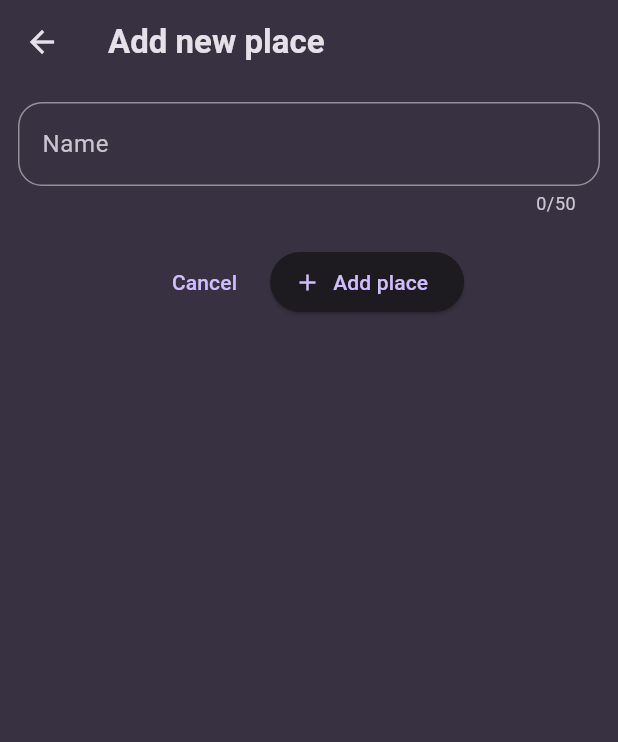
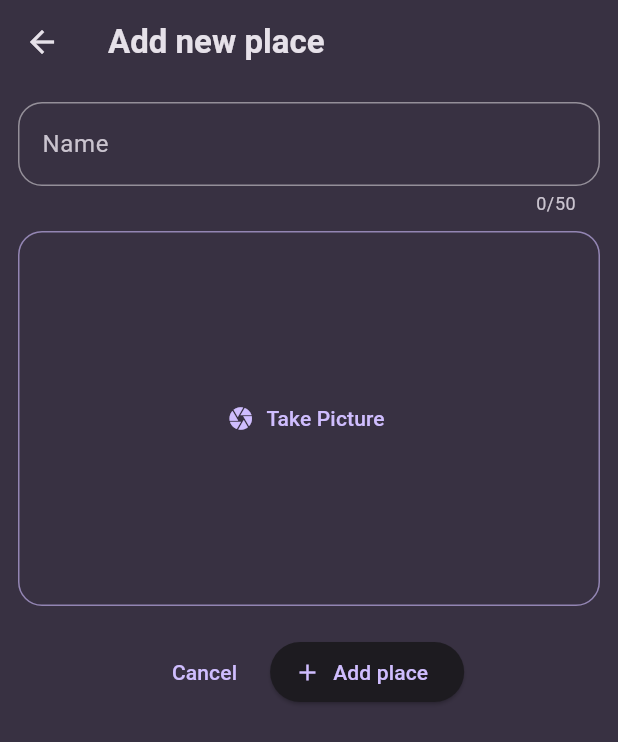
Before and after one commit to RonydaEssam/favourite_places, a Flutter app: the AddPlaceScreen screen opened directly, on a phone screen of 412 x 824 dp. Shown: the top 742 px of the screen. Run offline on Flutter 3.47's test engine with Material 3 defaults, Android fonts, the phone set to English and light mode, and no system bars; our stand-ins replace flutter_riverpod, google_fonts.

Commit message:
add ImageInput widget

```diff
--- /dev/null
+++ b/lib/Widgets/image_input.dart
@@ -0,0 +1,33 @@
+import 'package:flutter/material.dart';
+
+class ImageInput extends StatefulWidget {
+  const ImageInput({super.key});
+
+  @override
+  State<ImageInput> createState() {
+    return _ImageInputState();
+  }
+}
+
+class _ImageInputState extends State<ImageInput> {
+  @override
+  Widget build(BuildContext context) {
+    return Container(
+      decoration: BoxDecoration(
+        border: Border.all(
+          width: 1,
+          color: Theme.of(context).colorScheme.primary.withValues(alpha: 0.6),
+        ),
+        borderRadius: BorderRadius.all(Radius.circular(16)),
+      ),
+      height: 250,
+      width: double.infinity,
+      alignment: Alignment.center,
+      child: TextButton.icon(
+        onPressed: () {},
+        label: const Text('Take Picture'),
+        icon: const Icon(Icons.camera),
+      ),
+    );
+  }
+}
--- a/lib/Widgets/places_list.dart
+++ b/lib/Widgets/places_list.dart
@@ -36,7 +36,7 @@ class PlacesList extends StatelessWidget {
                 Navigator.of(context).push(
                   MaterialPageRoute(
                     builder: (context) =>
-                        PlaceDetailsScreen(title: placesList[index].name),
+                        PlaceDetailsScreen(place: placesList[index]),
                   ),
                 );
               },
--- a/lib/screens/add_place_screen.dart
+++ b/lib/screens/add_place_screen.dart
@@ -1,4 +1,5 @@
 import 'package:favourite_places/Providers/user_places.dart';
+import 'package:favourite_places/Widgets/image_input.dart';
 import 'package:flutter/material.dart';
 import 'package:flutter_riverpod/flutter_riverpod.dart';
 
@@ -50,9 +51,14 @@ class AddPlaceScreenState extends ConsumerState<AddPlaceScreen> {
           child: Column(
             children: [
               TextFormField(
-                decoration: const InputDecoration(
-                  labelText: 'Name',
+                decoration: InputDecoration(
+                  label: const Text('Name'),
                   border: OutlineInputBorder(
+                    borderSide: BorderSide(
+                      color: Theme.of(
+                        context,
+                      ).colorScheme.primary.withValues(alpha: 0.6),
+                    ),
                     borderRadius: BorderRadius.all(Radius.circular(16)),
                   ),
                 ),
@@ -71,6 +77,8 @@ class AddPlaceScreenState extends ConsumerState<AddPlaceScreen> {
                   _enteredPlace = place!;
                 },
               ),
+              const SizedBox(height: 10),
+              ImageInput(),
               const SizedBox(height: 20),
               Row(
                 mainAxisAlignment: MainAxisAlignment.center,
--- a/lib/screens/place_details_screen.dart
+++ b/lib/screens/place_details_screen.dart
@@ -1,14 +1,15 @@
+import 'package:favourite_places/models/place.dart';
 import 'package:flutter/material.dart';
 
 class PlaceDetailsScreen extends StatelessWidget {
-  const PlaceDetailsScreen({super.key, required this.title});
+  const PlaceDetailsScreen({super.key, required this.place});
 
-  final String title;
+  final Place place;
 
   @override
   Widget build(BuildContext context) {
     return Scaffold(
-      appBar: AppBar(title: Text(title)),
+      appBar: AppBar(title: Text(place.name)),
       body: Padding(
         padding: const EdgeInsets.all(8.0),
         child: Column(
```
